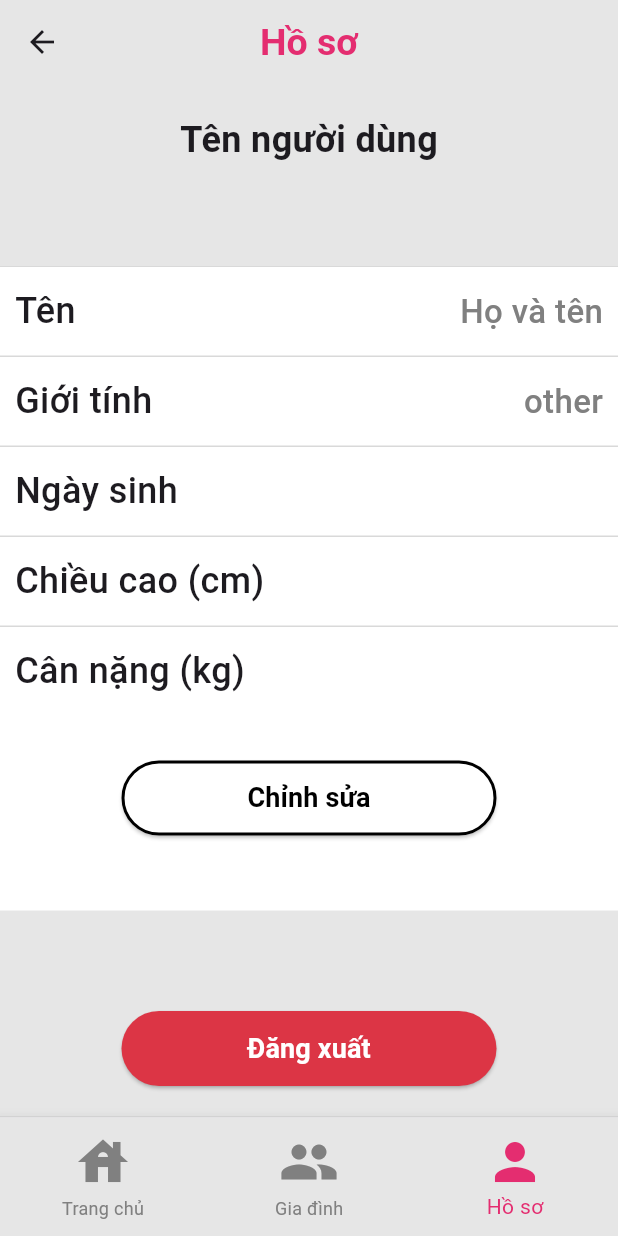
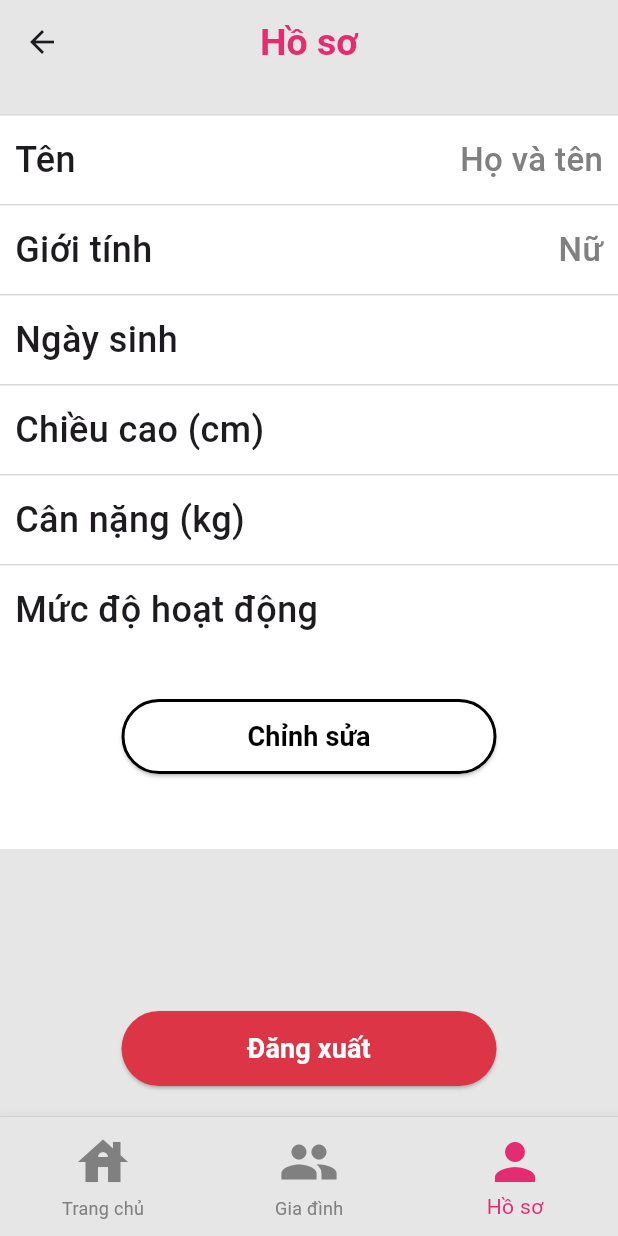
Before and after one commit to TrucLeK21/Capstone, a Flutter app: the ProfilePage screen opened by its route, on a phone screen of 412 x 824 dp. Run offline on Flutter 3.47's test engine with Material 3 defaults, Android fonts, the light colour scheme and no system bars; our stand-ins replace fl_chart, flutter_blue_plus; accounts and stored records are empty; network calls fail.

Commit message:
fix overflow

```diff
--- a/application/health_app/lib/pages/edit_profile_page.dart
+++ b/application/health_app/lib/pages/edit_profile_page.dart
@@ -98,6 +98,7 @@ class _EditProfilePageState extends State<EditProfilePage> {
       padding: const EdgeInsets.all(16.0),
       width: double.infinity,
       height: double.infinity,
+      child: SingleChildScrollView(
         child: Form(
           key: _formKey,
           child: Column(
@@ -294,6 +295,7 @@ class _EditProfilePageState extends State<EditProfilePage> {
             ],
           ),
         ),
+      ),
     );
   }
 }
--- a/application/health_app/lib/pages/profile_page.dart
+++ b/application/health_app/lib/pages/profile_page.dart
@@ -16,7 +16,7 @@ class ProfilePage extends StatefulWidget {
 class _ProfilePageState extends State<ProfilePage> {
   final int index = 2;
   User? user;
-  Metrics? lastestRecord;
+  Metrics? latestRecord;
 
   void initState() {
     super.initState();
@@ -32,7 +32,7 @@ class _ProfilePageState extends State<ProfilePage> {
         print(profile);
         setState(() {
           user = profile;
-          lastestRecord = user?.getLatestRecord();
+          latestRecord = user?.getLatestRecord();
         });
       } else {
         print('Không thể tải thông tin người dùng');
@@ -58,48 +58,34 @@ class _ProfilePageState extends State<ProfilePage> {
   }
 
   Widget _buildUI() {
-    return Container(
-      padding: EdgeInsets.fromLTRB(0, 20, 0, 20),
+    return SafeArea(
+      // child: SingleChildScrollView( // Đảm bảo cuộn được khi không đủ không gian
+        child: Container(
+          padding: const EdgeInsets.fromLTRB(0, 20, 0, 20),
           decoration: const BoxDecoration(
             color: AppColors.superLightGray,
           ),
           child: Column(
-        mainAxisAlignment: MainAxisAlignment.spaceBetween,
+            mainAxisAlignment: MainAxisAlignment.spaceBetween, // Căn chỉnh lại cho hợp lý
+            crossAxisAlignment: CrossAxisAlignment.center,
             children: [
-          // Image.asset(
-          //   'assets/img/user-icon.png',
-          //   width: 150,
-          //   height: 150,
-          // ),
-          Text(
-            user?.fullName ?? "Tên người dùng",
-            style: const TextStyle(
-              fontSize: 24,
-              fontWeight: FontWeight.bold,
-            ),
-          ),
-          // const SizedBox(
-          //   height: 50,
-          // ),
               Container(
                 color: Colors.white,
                 child: Column(
-              mainAxisAlignment: MainAxisAlignment.center,
                   children: [
                     _buildProfileField("Tên", user?.fullName ?? "Họ và tên"),
-                _buildProfileField("Giới tính", user?.gender ?? "other"),
+                    _buildProfileField("Giới tính", user?.gender == 'male' ? "Nam" : "Nữ"),
                     _buildProfileField(
                         "Ngày sinh",
                         user?.dateOfBirth != null
                             ? "${user!.dateOfBirth!.day.toString().padLeft(2, '0')}/${user!.dateOfBirth!.month.toString().padLeft(2, '0')}/${user!.dateOfBirth!.year}"
                             : ""),
                     _buildProfileField(
-                    "Chiều cao (cm)", lastestRecord?.height?.toString() ?? ""),
+                        "Chiều cao (cm)", latestRecord?.height?.toString() ?? ""),
                     _buildProfileField(
-                    "Cân nặng (kg)", lastestRecord?.weight?.toString() ?? ""),
-                const SizedBox(
-                  height: 30,
-                ),
+                        "Cân nặng (kg)", latestRecord?.weight?.toString() ?? ""),
+                    _buildProfileField("Mức độ hoạt động", user?.activityFactor?.toString() ?? ""),
+                    const SizedBox(height: 30),
                     ElevatedButton(
                       style: ElevatedButton.styleFrom(
                         fixedSize: const Size(250, 50),
@@ -121,12 +107,11 @@ class _ProfilePageState extends State<ProfilePage> {
                         ),
                       ),
                     ),
-                const SizedBox(
-                  height: 50,
-                ),
+                    const SizedBox(height: 50),
                   ],
                 ),
               ),
+
               ElevatedButton(
                 style: ElevatedButton.styleFrom(
                   fixedSize: const Size(250, 50),
@@ -147,6 +132,8 @@ class _ProfilePageState extends State<ProfilePage> {
               ),
             ],
           ),
+        ),
+      // ),
     );
   }
 
```
Also changed, not shown: application/health_app/lib/pages/home_page.dart (+9 -14 lines). Lines whose indentation alone changed are shown as unchanged.
